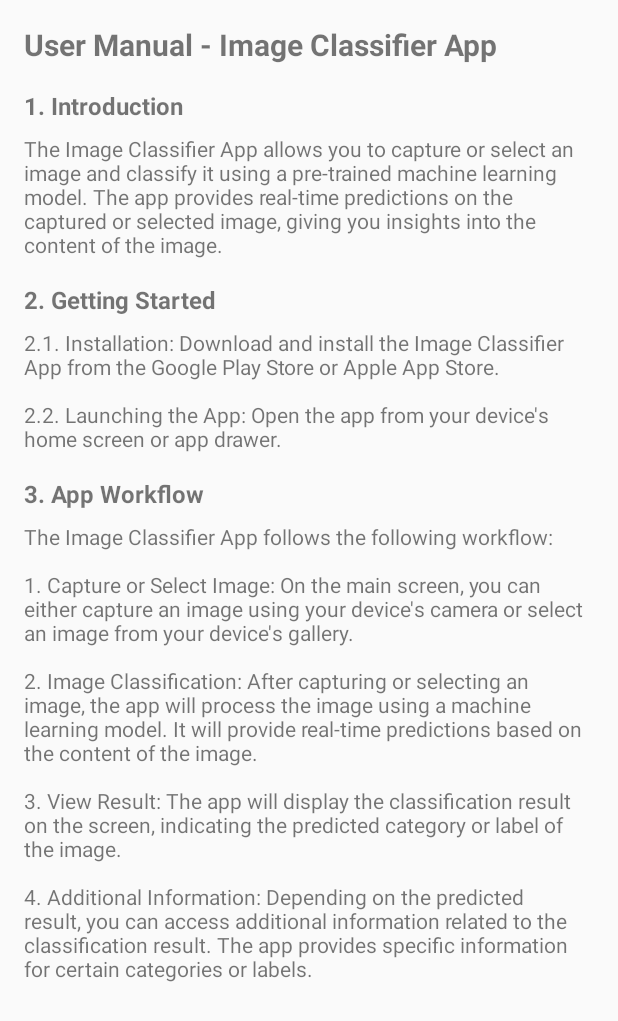
After one commit to Deus2021/snake-detection, an Android app: the UserManual screen opened directly, with no data from a screen before it, on a phone screen of 412 x 824 dp. The commit adds this screen. Shown: the top 1021 px of the screen. Run offline under Robolectric (Android 15) with nearby library versions, the phone set to English and light mode, and no system bars.

Commit message:
commit-20-00

```diff
--- a/app/src/main/assets/labels.txt
+++ b/app/src/main/assets/labels.txt
@@ -1,3 +1,3 @@
-male
-female
-not papaya
+0 male
+1 female
+not-papaya
--- /dev/null
+++ b/app/src/main/java/com/udom/myapplication/UserManual.java
@@ -0,0 +1,14 @@
+package com.udom.myapplication;
+
+import androidx.appcompat.app.AppCompatActivity;
+
+import android.os.Bundle;
+
+public class UserManual extends AppCompatActivity {
+
+    @Override
+    protected void onCreate(Bundle savedInstanceState) {
+        super.onCreate(savedInstanceState);
+        setContentView(R.layout.activity_user_manual);
+    }
+}
--- a/app/src/main/java/com/udom/myapplication/ViewResult.java
+++ b/app/src/main/java/com/udom/myapplication/ViewResult.java
@@ -57,12 +57,15 @@ public class ViewResult extends AppCompatActivity {
         resultview.setText(result);
         String view = resultview.getText().toString();
 
-        if (view == "not papaya") {
+        if (view == "female") {
             layoutmale.setVisibility(View.GONE);
             layoutfemale.setVisibility(View.VISIBLE);
         } else if (view == "male") {
             layoutfemale.setVisibility(View.GONE);
             layoutmale.setVisibility(View.VISIBLE);
+        } else if (view == "not-papaya") {
+            layoutfemale.setVisibility(View.GONE);
+            layoutmale.setVisibility(View.GONE);
         }
 
 
--- /dev/null
+++ b/app/src/main/res/drawable/baseline_help_24.xml
@@ -0,0 +1,5 @@
+<vector android:autoMirrored="true" android:height="24dp"
+    android:tint="#000000" android:viewportHeight="24"
+    android:viewportWidth="24" android:width="24dp" xmlns:android="http://schemas.android.com/apk/res/android">
+    <path android:fillColor="@android:color/white" android:pathData="M12,2C6.48,2 2,6.48 2,12s4.48,10 10,10 10,-4.48 10,-10S17.52,2 12,2zM13,19h-2v-2h2v2zM15.07,11.25l-0.9,0.92C13.45,12.9 13,13.5 13,15h-2v-0.5c0,-1.1 0.45,-2.1 1.17,-2.83l1.24,-1.26c0.37,-0.36 0.59,-0.86 0.59,-1.41 0,-1.1 -0.9,-2 -2,-2s-2,0.9 -2,2L8,9c0,-2.21 1.79,-4 4,-4s4,1.79 4,4c0,0.88 -0.36,1.68 -0.93,2.25z"/>
+</vector>
--- /dev/null
+++ b/app/src/main/res/layout/activity_user_manual.xml
@@ -0,0 +1,75 @@
+<?xml version="1.0" encoding="utf-8"?>
+<ScrollView xmlns:android="http://schemas.android.com/apk/res/android"
+    xmlns:app="http://schemas.android.com/apk/res-auto"
+    android:layout_width="match_parent"
+    android:layout_height="match_parent"
+    xmlns:tools="http://schemas.android.com/tools"
+    tools:context=".UserManual">
+
+    <LinearLayout
+        android:layout_width="match_parent"
+        android:layout_height="match_parent"
+        android:orientation="vertical"
+        android:padding="16dp">
+
+        <TextView
+            android:id="@+id/title"
+            android:layout_width="match_parent"
+            android:layout_height="wrap_content"
+            android:text="User Manual - Image Classifier App"
+            android:textSize="20sp"
+            android:textStyle="bold"
+            android:paddingBottom="16dp" />
+
+        <TextView
+            android:id="@+id/introduction"
+            android:layout_width="match_parent"
+            android:layout_height="wrap_content"
+            android:text="1. Introduction"
+            android:textSize="16sp"
+            android:textStyle="bold"
+            android:paddingBottom="8dp" />
+
+        <TextView
+            android:layout_width="match_parent"
+            android:layout_height="wrap_content"
+            android:text="The Image Classifier App allows you to capture or select an image and classify it using a pre-trained machine learning model. The app provides real-time predictions on the captured or selected image, giving you insights into the content of the image."
+            android:textSize="14sp"
+            android:paddingBottom="16dp" />
+
+        <TextView
+            android:id="@+id/getting_started"
+            android:layout_width="match_parent"
+            android:layout_height="wrap_content"
+            android:text="2. Getting Started"
+            android:textSize="16sp"
+            android:textStyle="bold"
+            android:paddingBottom="8dp" />
+
+        <TextView
+            android:layout_width="match_parent"
+            android:layout_height="wrap_content"
+            android:text="2.1. Installation: Download and install the Image Classifier App from the Google Play Store or Apple App Store.\n\n2.2. Launching the App: Open the app from your device's home screen or app drawer."
+            android:textSize="14sp"
+            android:paddingBottom="16dp" />
+
+        <TextView
+            android:id="@+id/app_workflow"
+            android:layout_width="match_parent"
+            android:layout_height="wrap_content"
+            android:text="3. App Workflow"
+            android:textSize="16sp"
+            android:textStyle="bold"
+            android:paddingBottom="8dp" />
+
+        <TextView
+            android:layout_width="match_parent"
+            android:layout_height="wrap_content"
+            android:text="The Image Classifier App follows the following workflow:\n\n1. Capture or Select Image: On the main screen, you can either capture an image using your device's camera or select an image from your device's gallery.\n\n2. Image Classification: After capturing or selecting an image, the app will process the image using a machine learning model. It will provide real-time predictions based on the content of the image.\n\n3. View Result: The app will display the classification result on the screen, indicating the predicted category or label of the image.\n\n4. Additional Information: Depending on the predicted result, you can access additional information related to the classification result. The app provides specific information for certain categories or labels."
+            android:textSize="14sp"
+            android:paddingBottom="16dp" />
+
+        <!-- Add more sections of the user manual as needed -->
+
+    </LinearLayout>
+</ScrollView>
--- a/app/src/main/res/values/strings.xml
+++ b/app/src/main/res/values/strings.xml
@@ -1,3 +1,5 @@
 <resources>
     <string name="app_name">Papaya Plant</string>
+    <string name="navigation_drawer_open">Open navigation drawer</string>
+    <string name="navigation_drawer_close">Close navigation drawer</string>
 </resources>
--- a/app/src/main/res/values/style.xml
+++ b/app/src/main/res/values/style.xml
@@ -1,5 +1,6 @@
 <resources>
     <style name="AppTheme" parent="Theme.AppCompat.Light.DarkActionBar">
+        <item name="android:textAlignment">center</item>
         <!-- Customize other theme attributes as needed -->
     </style>
 
```
Also changed, not shown: app/src/main/AndroidManifest.xml (+7 -5 lines), app/src/main/java/com/udom/myapplication/SetImage.java (+68 -53 lines), app/src/main/res/layout/activity_set_image.xml (+10 -3 lines), app/src/main/res/menu/menu_toolbar.xml (added, +8 -0 lines), 1 other file.
